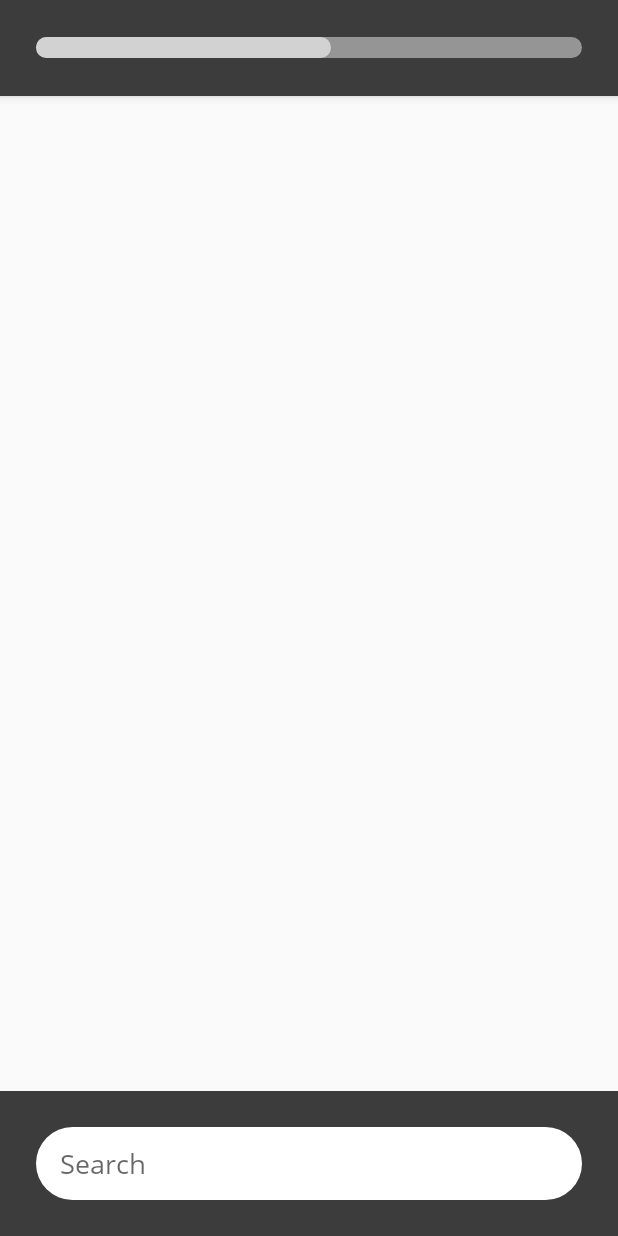
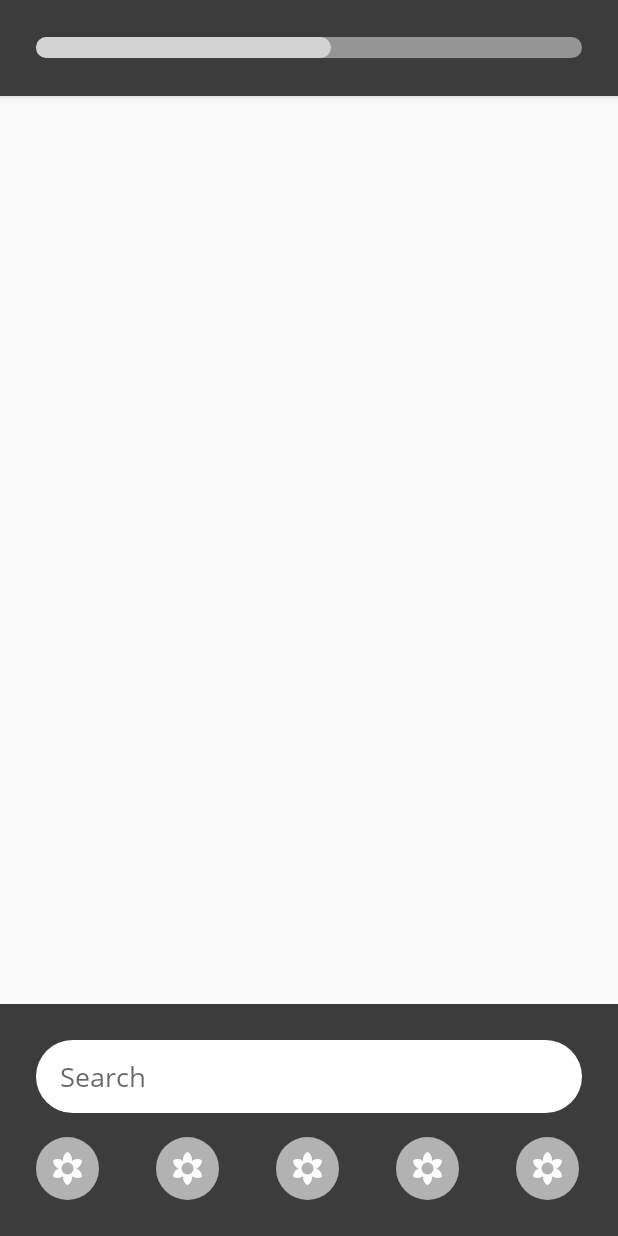
Before and after one commit to ksdme/productive, an Android app: the layout activity_main.xml on its own in the app's theme, with its tools: preview values and no code run, on a phone screen of 412 x 824 dp. Run offline under Robolectric (Android 15) with nearby library versions, the phone set to English and light mode, and no system bars.

Commit message:
footer_overlay: Add quick apps to footer overlay

```diff
--- a/app/src/main/res/layout/footer_overlay.xml
+++ b/app/src/main/res/layout/footer_overlay.xml
@@ -1,7 +1,8 @@
 <?xml version="1.0" encoding="utf-8"?>
 <LinearLayout xmlns:android="http://schemas.android.com/apk/res/android"
         android:layout_width="match_parent"
-        android:layout_height="wrap_content">
+        android:layout_height="wrap_content"
+        android:orientation="vertical">
 
     <android.support.v7.widget.AppCompatEditText
             android:layout_width="match_parent"
@@ -9,4 +10,10 @@
             android:hint="@string/placeholder_hint_search"
             style="@style/App.SearchTextEdit"/>
 
+    <include
+            layout="@layout/footer_overlay_quick_apps"
+            android:layout_width="match_parent"
+            android:layout_height="wrap_content"
+            android:layout_marginTop="@dimen/app_padding_four"/>
+
 </LinearLayout>
--- /dev/null
+++ b/app/src/main/res/layout/footer_overlay_quick_apps.xml
@@ -0,0 +1,60 @@
+<?xml version="1.0" encoding="utf-8"?>
+<com.google.android.flexbox.FlexboxLayout
+        xmlns:android="http://schemas.android.com/apk/res/android"
+        xmlns:app="http://schemas.android.com/apk/res-auto"
+        android:layout_width="match_parent"
+        android:layout_height="wrap_content"
+        app:flexDirection="row"
+        app:justifyContent="space_between">
+
+    <!--
+        This is an model app icon, this should probably be
+        an custom component. The following instances are all
+        copies and shouldn't be directly edited.
+    -->
+    <ImageView
+            android:layout_width="?attr/quickAppIconSizeFooterOverlay"
+            android:layout_height="?attr/quickAppIconSizeFooterOverlay"
+            android:src="@drawable/ic_placeholder_app_icon"
+            android:contentDescription="@string/placeholder_app_icon"
+            android:clickable="true"
+            android:focusable="true"
+            android:foreground="?attr/selectableItemBackgroundBorderless"/>
+
+    <ImageView
+            android:layout_width="?attr/quickAppIconSizeFooterOverlay"
+            android:layout_height="?attr/quickAppIconSizeFooterOverlay"
+            android:src="@drawable/ic_placeholder_app_icon"
+            android:contentDescription="@string/placeholder_app_icon"
+            android:clickable="true"
+            android:focusable="true"
+            android:foreground="?attr/selectableItemBackgroundBorderless"/>
+
+    <ImageView
+            android:layout_width="?attr/quickAppIconSizeFooterOverlay"
+            android:layout_height="?attr/quickAppIconSizeFooterOverlay"
+            android:src="@drawable/ic_placeholder_app_icon"
+            android:contentDescription="@string/placeholder_app_icon"
+            android:clickable="true"
+            android:focusable="true"
+            android:foreground="?attr/selectableItemBackgroundBorderless"/>
+
+    <ImageView
+            android:layout_width="?attr/quickAppIconSizeFooterOverlay"
+            android:layout_height="?attr/quickAppIconSizeFooterOverlay"
+            android:src="@drawable/ic_placeholder_app_icon"
+            android:contentDescription="@string/placeholder_app_icon"
+            android:clickable="true"
+            android:focusable="true"
+            android:foreground="?attr/selectableItemBackgroundBorderless"/>
+
+    <ImageView
+            android:layout_width="?attr/quickAppIconSizeFooterOverlay"
+            android:layout_height="?attr/quickAppIconSizeFooterOverlay"
+            android:src="@drawable/ic_placeholder_app_icon"
+            android:contentDescription="@string/placeholder_app_icon"
+            android:clickable="true"
+            android:focusable="true"
+            android:foreground="?attr/selectableItemBackgroundBorderless"/>
+
+</com.google.android.flexbox.FlexboxLayout>
--- a/app/src/main/res/values/attrs.xml
+++ b/app/src/main/res/values/attrs.xml
@@ -20,6 +20,7 @@
 
     <declare-styleable name="footerOverlay">
         <attr name="backgroundColorFooterColor" format="color" />
+        <attr name="quickAppIconSizeFooterOverlay" format="dimension" />
     </declare-styleable>
 
 </resources>
--- a/app/src/main/res/values/styles.xml
+++ b/app/src/main/res/values/styles.xml
@@ -12,6 +12,7 @@
         <item name="searchEditTextFontFamily">@font/open_sans_regular</item>
 
         <item name="backgroundColorFooterColor">@color/colorPrimary</item>
+        <item name="quickAppIconSizeFooterOverlay">@dimen/app_icon_size_four</item>
     </style>
 
     <style name="AppTheme" parent="ComponentAppTheme">
```
